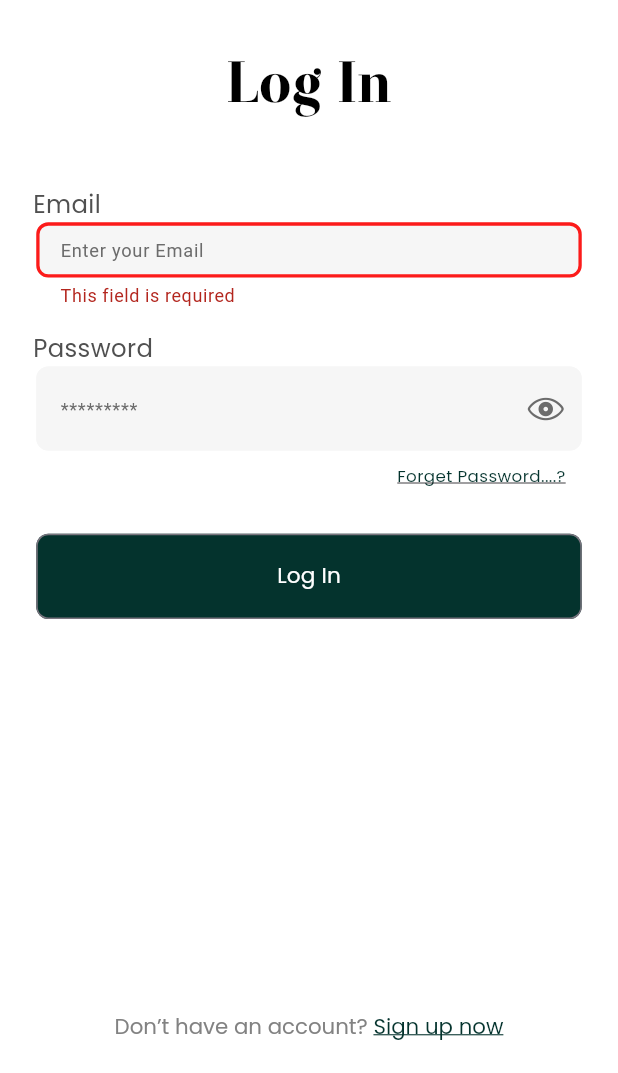
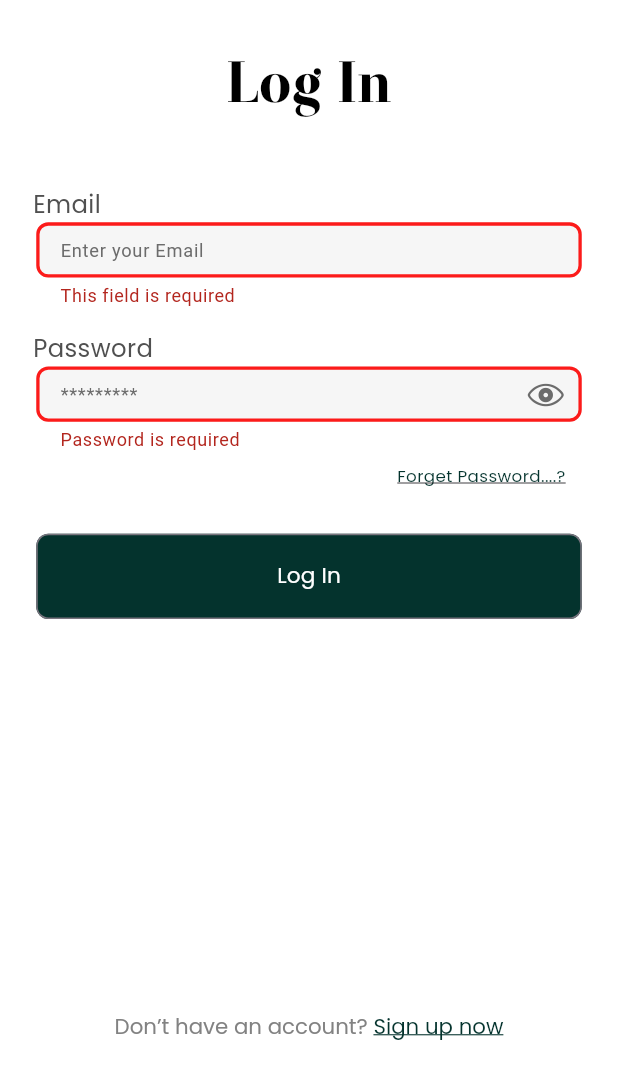
Before and after one commit to hamed12232/Animooo_App, a Flutter app: the screen it shows after launch, after a tap on "Log In", on a phone screen of 412 x 824 dp, the part 163-1236 px from its top. Run offline on Flutter 3.47's test engine with Material 3 defaults, Android fonts, the phone set to English and light mode, and no system bars; our stand-ins replace connectivity_plus, dartz, dio, dotted_border, flutter_bloc, flutter_screenutil and 4 more.

Commit message:
make login method successfuly

```diff
--- a/lib/features/auth/login/repo/login_repositiory_imp.dart
+++ b/lib/features/auth/login/repo/login_repositiory_imp.dart
@@ -36,9 +36,8 @@ class LoginRepositioryImp implements LoginRepository {
     String password,
   ) async {
     try {
-      final response = await _dioServices.post(
+      final response = await _dioServices.get(
         url: ApiConstant.getLoginUrl(email, password),
-        body: {ApiKeys.email: email, ApiKeys.password: password},
       );
       return Right(LoginModel.fromJson(response));
     } on ServerFailure catch (e) {
--- a/lib/features/auth/login/view/screen/loginScreen.dart
+++ b/lib/features/auth/login/view/screen/loginScreen.dart
@@ -63,13 +63,20 @@ class _LoginscreenState extends State<Loginscreen> {
                     attribute: "Email",
                     attributeEditingController:
                         loginViewModel.emailEditingController,
-                        validator: (value) => AppValidators.emailValidator(value),
+                    validator: (value) => AppValidators.emailValidator(value),
                   ),
                   VerticalSpace(height: AppHeight.h16),
                   CustomPasswordTextField(
                     passwordEditingController:
                         loginViewModel.passwordEditingController,
                     text: "Password",
+                    validator: (value) {
+                      if (value == null || value.trim().isEmpty) {
+                        return "Password is required";
+                      } else {
+                        return null;
+                      }
+                    },
                   ),
 
                   VerticalSpace(height: AppHeight.h8),
@@ -81,7 +88,7 @@ class _LoginscreenState extends State<Loginscreen> {
                         ScaffoldMessenger.of(context).showSnackBar(
                           SnackBar(content: Text(state.loginModel.message!)),
                         );
-                        Navigator.of(context).pushNamed(HomeScreen.routeName);
+                        Navigator.of(context).pushReplacementNamed(HomeScreen.routeName);
                       } else if (state is LoginError) {
                         ScaffoldMessenger.of(
                           context,
--- a/lib/features/auth/login/view_model/login_view_model.dart
+++ b/lib/features/auth/login/view_model/login_view_model.dart
@@ -1,3 +1,5 @@
+import 'dart:developer';
+
 import 'package:animoo_app/features/auth/login/repo/login_repository.dart';
 import 'package:animoo_app/features/auth/login/view_model/login_state.dart';
 import 'package:flutter/material.dart';
@@ -16,6 +18,7 @@ class LoginViewModel extends Cubit<LoginState> {
     }
     emit(LoginLoading());
     final response = await loginRepositiory.login(emailEditingController.text, passwordEditingController.text);
+    log(response.toString());
     response.fold(
       (failure) => emit(LoginError(failure.error.toString())),
       (loginModel) => emit(LoginSuccess(loginModel)),
```
